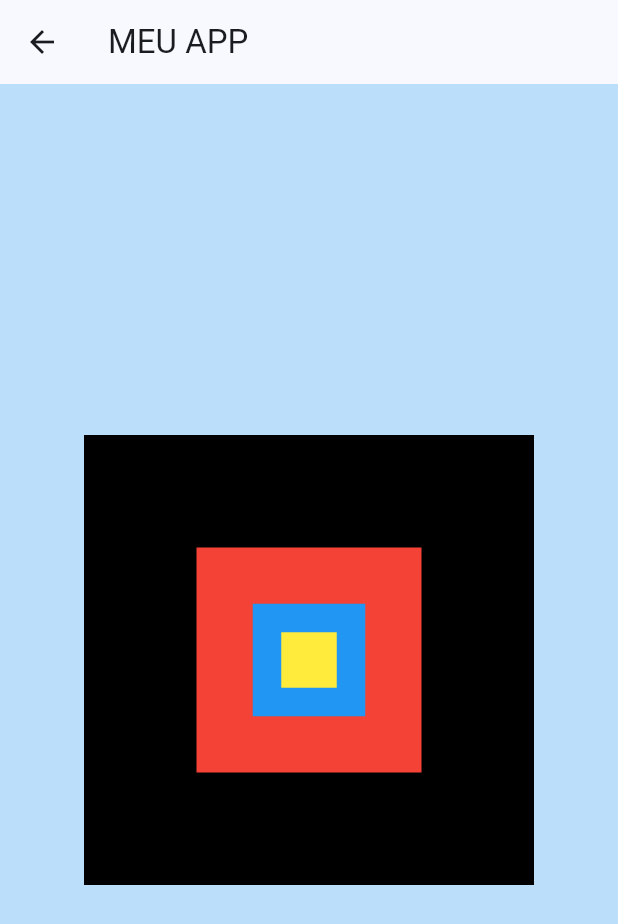
After one commit to PriscilaSantos29/myapp, a Flutter app: the Atividade2 screen opened directly, on a phone screen of 412 x 824 dp. The commit adds this screen. Shown: the top 924 px of the screen. Run offline on Flutter 3.47's test engine with Material 3 defaults, Android fonts, the phone set to English and light mode, and no system bars; our stand-ins replace google_fonts; statements that could not run were skipped; project files that could hold a hidden picture were left out.

Commit message:
continuacao0707

```diff
--- a/lib/app.dart
+++ b/lib/app.dart
@@ -1,6 +1,6 @@
 import 'package:flutter/material.dart';
 // import 'presentation/pages/stack/home_page3.dart';
-import 'presentation/pages/text/horaDePraticar1/1.dart';
+import 'presentation/pages/text/horaDePraticar1/home_page3.dart';
 
 class MyApp extends StatelessWidget {
   const MyApp({super.key});
--- a/lib/presentation/pages/text/horaDePraticar1/2.dart
+++ /dev/null
@@ -1,6 +0,0 @@
-/*• Recriem a imagem abaixo, para isso utilize as seguintes informações:
-• O quadrado preto tem 300 pixels em cada lado.
-• O quadrado vermelho tem 150 pixels em cada lado.
-• O quadrado azul tem 75 pixels em cada lado.
-• E o quadrado amarelo tem 37 pixels em cada lado.
-• Pesquisem por “alignment: AlignmentDirectional.center”. */
--- /dev/null
+++ b/lib/presentation/pages/text/horaDePraticar1/home_page2.dart
@@ -0,0 +1,44 @@
+import 'package:flutter/material.dart';
+
+class Atividade2 extends StatelessWidget {
+  const Atividade2({super.key});
+
+  @override
+  Widget build(BuildContext context) {
+    return Scaffold(
+      appBar: AppBar(title: const Text('MEU APP')),
+      backgroundColor: Colors.blue[100],
+      body: Center(
+        child: Container(
+          width: 300,
+          height: 300,
+          color: Colors.black,
+          child: Align(
+            alignment: AlignmentDirectional.center,
+            child: Container(
+              width: 150,
+              height: 150,
+              color: Colors.red,
+              child: Align(
+                alignment: AlignmentDirectional.center,
+                child: Container(
+                  width: 75,
+                  height: 75,
+                  color: Colors.blue,
+                  child: Align(
+                    alignment: AlignmentDirectional.center,
+                    child: Container(
+                      width: 37,
+                      height: 37,
+                      color: Colors.yellow,
+                    ),
+                  ),
+                ),
+              ),
+            ),
+          ),
+        ),
+      ),
+    );
+  }
+}
```
Also changed, not shown: lib/presentation/pages/text/horaDePraticar1/home_page1.dart (added, +28 -0 lines), lib/presentation/pages/text/horaDePraticar1/home_page3.dart (added, +40 -0 lines), lib/presentation/pages/text/horaDePraticar1/1.dart (added).
